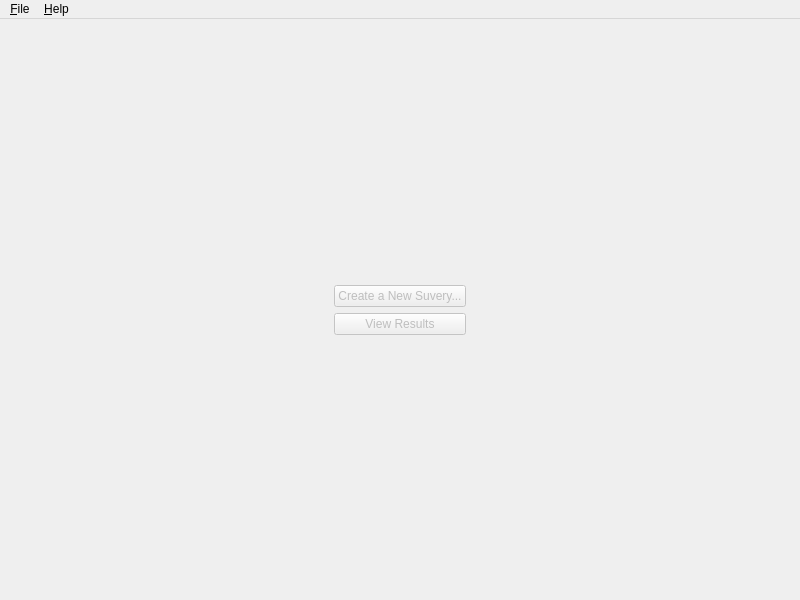
The window that PeerPilot/mainwindow/mainwindow.ui (lsevcik/peerpilot) describes before a commit, drawn with Qt 5.
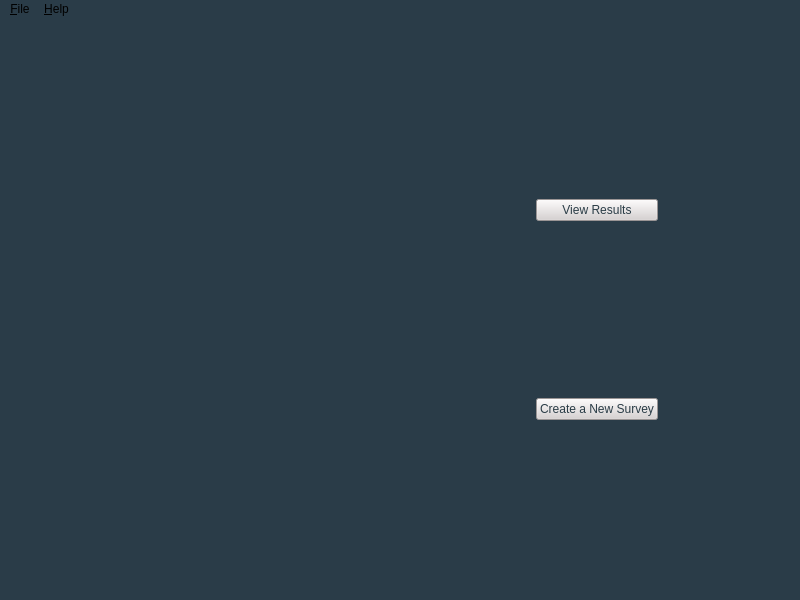
The same window after the commit. Icons and pictures are not drawn.

Commit message: Updated UI, Next will make buttons work

What changed in the file:
```diff
--- a/PeerPilot/mainwindow/mainwindow.ui
+++ b/PeerPilot/mainwindow/mainwindow.ui
@@ -13,25 +13,44 @@
   <property name="windowTitle">
    <string>PeerPilot</string>
   </property>
+  <property name="styleSheet">
+   <string notr="true">background-color: rgb(42, 60, 72);</string>
+  </property>
   <widget class="QWidget" name="centralwidget">
+   <layout class="QGridLayout" name="gridLayout">
+    <item row="0" column="1">
+     <widget class="QWidget" name="ProjectIcon" native="true">
+      <property name="styleSheet">
+       <string notr="true">border-image: url(:/PeerPilotImage.png);</string>
+      </property>
    <layout class="QGridLayout" name="gridLayout_2">
-    <item row="1" column="1">
-     <widget class="QPushButton" name="createNewButton">
-      <property name="enabled">
-       <bool>false</bool>
-      </property>
-      <property name="sizePolicy">
-       <sizepolicy hsizetype="Minimum" vsizetype="Fixed">
-        <horstretch>0</horstretch>
-        <verstretch>0</verstretch>
-       </sizepolicy>
-      </property>
-      <property name="text">
-       <string>Create a New Suvery...</string>
-      </property>
-     </widget>
-    </item>
-    <item row="1" column="2">
+       <item row="0" column="1">
+        <spacer name="horizontalSpacer_4">
+         <property name="orientation">
+          <enum>Qt::Horizontal</enum>
+         </property>
+         <property name="sizeHint" stdset="0">
+          <size>
+           <width>40</width>
+           <height>20</height>
+          </size>
+         </property>
+        </spacer>
+       </item>
+       <item row="0" column="0">
+        <spacer name="horizontalSpacer_3">
+         <property name="orientation">
+          <enum>Qt::Horizontal</enum>
+         </property>
+         <property name="sizeHint" stdset="0">
+          <size>
+           <width>40</width>
+           <height>20</height>
+          </size>
+         </property>
+        </spacer>
+       </item>
+       <item row="0" column="2">
      <spacer name="horizontalSpacer">
       <property name="orientation">
        <enum>Qt::Horizontal</enum>
@@ -44,10 +63,28 @@
       </property>
      </spacer>
     </item>
-    <item row="2" column="1">
+       <item row="1" column="1">
+        <spacer name="verticalSpacer">
+         <property name="orientation">
+          <enum>Qt::Vertical</enum>
+         </property>
+         <property name="sizeHint" stdset="0">
+          <size>
+           <width>20</width>
+           <height>40</height>
+          </size>
+         </property>
+        </spacer>
+       </item>
+      </layout>
+     </widget>
+    </item>
+    <item row="0" column="3">
+     <layout class="QGridLayout" name="ButtonGrid">
+      <item row="0" column="1">
      <widget class="QPushButton" name="viewResultsButton">
       <property name="enabled">
-       <bool>false</bool>
+         <bool>true</bool>
       </property>
       <property name="sizePolicy">
        <sizepolicy hsizetype="Minimum" vsizetype="Fixed">
@@ -55,38 +92,21 @@
         <verstretch>0</verstretch>
        </sizepolicy>
       </property>
+        <property name="autoFillBackground">
+         <bool>false</bool>
+        </property>
+        <property name="styleSheet">
+         <string notr="true">font: 18pt &quot;Calibri&quot;;
+color: rgb(42, 60, 70);
+background-color: rgb(215, 209, 209);
+border-top-color: rgb(0, 85, 255);</string>
+        </property>
       <property name="text">
        <string>View Results</string>
       </property>
      </widget>
     </item>
-    <item row="0" column="1">
-     <spacer name="verticalSpacer">
-      <property name="orientation">
-       <enum>Qt::Vertical</enum>
-      </property>
-      <property name="sizeHint" stdset="0">
-       <size>
-        <width>20</width>
-        <height>40</height>
-       </size>
-      </property>
-     </spacer>
-    </item>
-    <item row="3" column="1">
-     <spacer name="verticalSpacer_2">
-      <property name="orientation">
-       <enum>Qt::Vertical</enum>
-      </property>
-      <property name="sizeHint" stdset="0">
-       <size>
-        <width>20</width>
-        <height>40</height>
-       </size>
-      </property>
-     </spacer>
-    </item>
-    <item row="1" column="0">
+      <item row="0" column="2">
      <spacer name="horizontalSpacer_2">
       <property name="orientation">
        <enum>Qt::Horizontal</enum>
@@ -99,6 +119,46 @@
       </property>
      </spacer>
     </item>
+      <item row="1" column="0">
+       <spacer name="horizontalSpacer_5">
+        <property name="orientation">
+         <enum>Qt::Horizontal</enum>
+        </property>
+        <property name="sizeHint" stdset="0">
+         <size>
+          <width>40</width>
+          <height>20</height>
+         </size>
+        </property>
+       </spacer>
+      </item>
+      <item row="1" column="1">
+       <widget class="QPushButton" name="createNewButton">
+        <property name="enabled">
+         <bool>true</bool>
+        </property>
+        <property name="sizePolicy">
+         <sizepolicy hsizetype="Minimum" vsizetype="Fixed">
+          <horstretch>0</horstretch>
+          <verstretch>0</verstretch>
+         </sizepolicy>
+        </property>
+        <property name="autoFillBackground">
+         <bool>false</bool>
+        </property>
+        <property name="styleSheet">
+         <string notr="true">font: 18pt &quot;Calibri&quot;;
+color: rgb(42, 60, 70);
+background-color: rgb(215, 209, 209);
+border-top-color: rgb(0, 85, 255);</string>
+        </property>
+        <property name="text">
+         <string>Create a New Survey</string>
+        </property>
+       </widget>
+      </item>
+     </layout>
+    </item>
    </layout>
   </widget>
   <widget class="QMenuBar" name="menuBar">
@@ -107,9 +167,12 @@
      <x>0</x>
      <y>0</y>
      <width>800</width>
-     <height>22</height>
+     <height>17</height>
     </rect>
    </property>
+   <property name="autoFillBackground">
+    <bool>false</bool>
+   </property>
    <widget class="QMenu" name="menuFile">
     <property name="title">
      <string>&amp;File</string>
```
Lines whose indentation alone changed are shown as unchanged. The commit also changes 7 other files.
